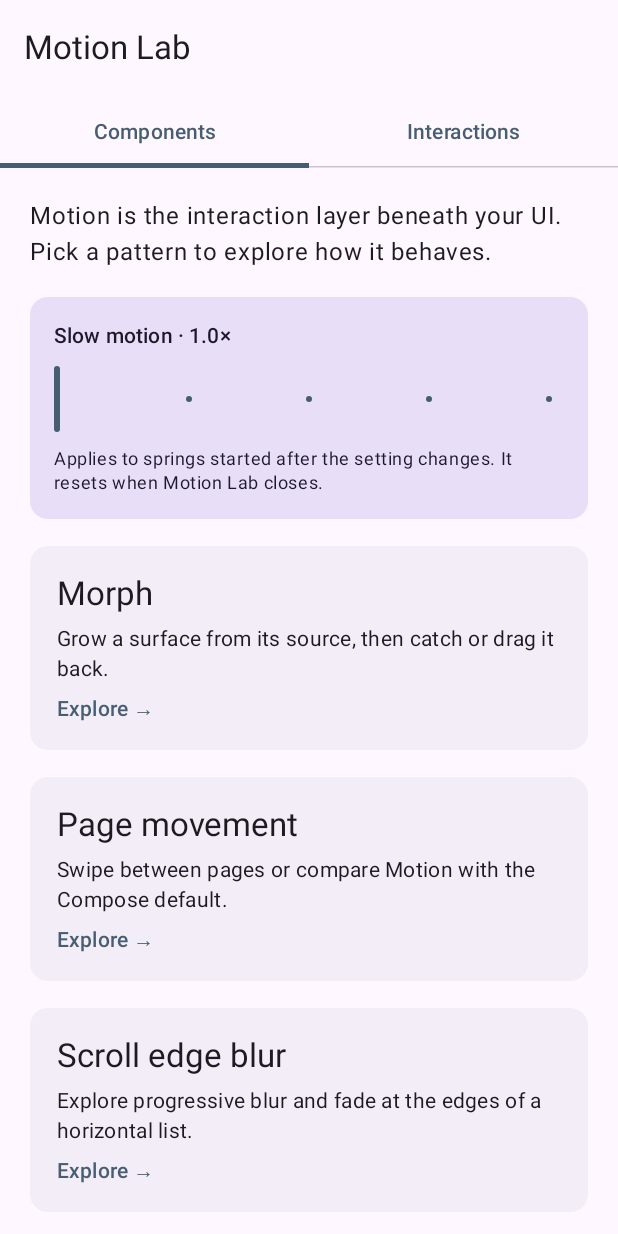
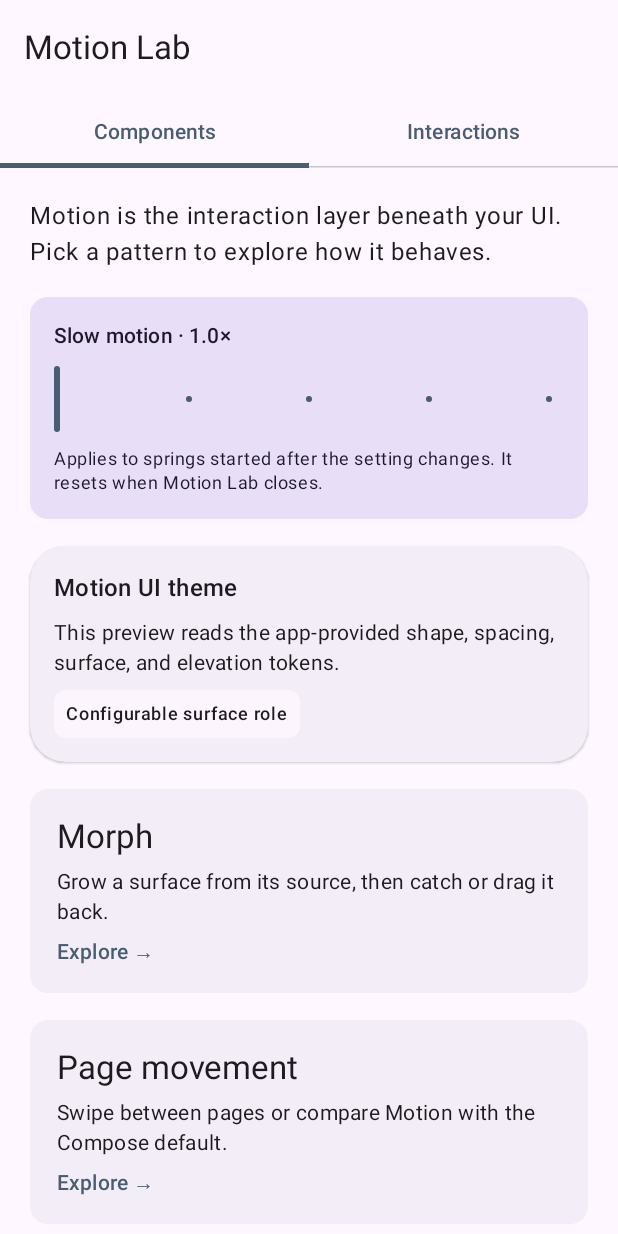
Before and after one commit to INFORMATION89/Motion, an Android app built with Jetpack Compose: the screen it shows after launch (MainActivity), on a phone screen of 412 x 824 dp. Run offline under Robolectric (Android 15) with nearby library versions, the phone set to English and light mode, and no system bars.

Commit message:
fix(motion-lab): format imports and preview Motion UI tokens

```diff
--- a/motion-lab/src/main/kotlin/io/github/information89/motion/lab/MainActivity.kt
+++ b/motion-lab/src/main/kotlin/io/github/information89/motion/lab/MainActivity.kt
@@ -69,9 +69,6 @@ import androidx.compose.ui.semantics.contentDescription
 import androidx.compose.ui.semantics.semantics
 import androidx.compose.ui.unit.dp
 import io.github.information89.motion.Dial
-import io.github.information89.motion.ui.MotionUiMaterials
-import io.github.information89.motion.ui.MotionUiTheme
-import io.github.information89.motion.ui.MotionUiTokens
 import io.github.information89.motion.DialLook
 import io.github.information89.motion.DialScale
 import io.github.information89.motion.EdgeBand
@@ -93,6 +90,10 @@ import io.github.information89.motion.rememberDialState
 import io.github.information89.motion.rememberMotionValue
 import io.github.information89.motion.reveal
 import io.github.information89.motion.springToPage
+import io.github.information89.motion.ui.MotionUiMaterials
+import io.github.information89.motion.ui.MotionUiTheme
+import io.github.information89.motion.ui.MotionUiThemeTokens
+import io.github.information89.motion.ui.MotionUiTokens
 import kotlinx.coroutines.launch
 
 class MainActivity : ComponentActivity() {
@@ -187,6 +188,7 @@ private fun MotionLabApp() {
                     style = MaterialTheme.typography.bodyLarge
                 )
                 SlowMotionControl(slowMotion) { slowMotion = it }
+                MotionUiTokensPreview()
                 LabPage.entries.filter { it.section == section }.forEach { item ->
                     Card(
                         modifier = Modifier
@@ -225,6 +227,40 @@ private fun MotionLabApp() {
                     LabPage.EDGE_BLUR -> EdgeBlurDemo()
                     null -> Unit
                 }
+            }
+        }
+    }
+}
+
+@Composable
+private fun MotionUiTokensPreview() {
+    val tokens = MotionUiThemeTokens.current
+    Card(
+        modifier = Modifier.fillMaxWidth(),
+        shape = tokens.shapes.card,
+        colors = CardDefaults.cardColors(containerColor = tokens.materials.cardContainer),
+        elevation = CardDefaults.cardElevation(defaultElevation = tokens.materials.cardElevation)
+    ) {
+        Column(
+            modifier = Modifier
+                .fillMaxWidth()
+                .padding(tokens.spacing.medium),
+            verticalArrangement = Arrangement.spacedBy(tokens.spacing.compact)
+        ) {
+            Text("Motion UI theme", style = MaterialTheme.typography.titleMedium)
+            Text(
+                "This preview reads the app-provided shape, spacing, surface, and elevation tokens.",
+                style = MaterialTheme.typography.bodyMedium
+            )
+            Surface(
+                color = tokens.materials.glassContainer,
+                shape = RoundedCornerShape(tokens.spacing.compact)
+            ) {
+                Text(
+                    "Configurable surface role",
+                    modifier = Modifier.padding(tokens.spacing.compact),
+                    style = MaterialTheme.typography.labelMedium
+                )
             }
         }
     }
```
